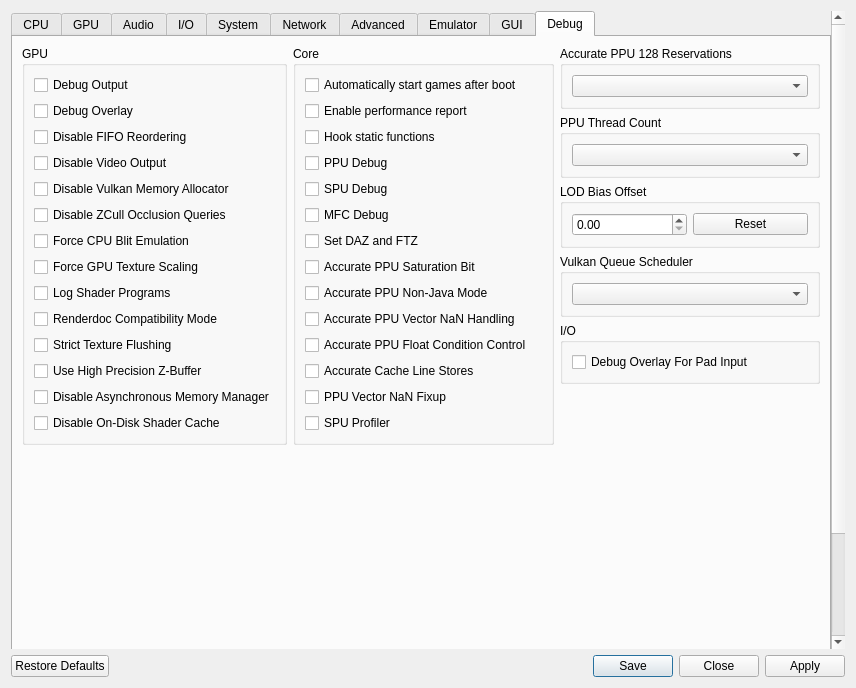
Old version of the form rpcs3/rpcs3qt/settings_dialog.ui in the repository dylan-buck/RPCS3-Mac-Build.
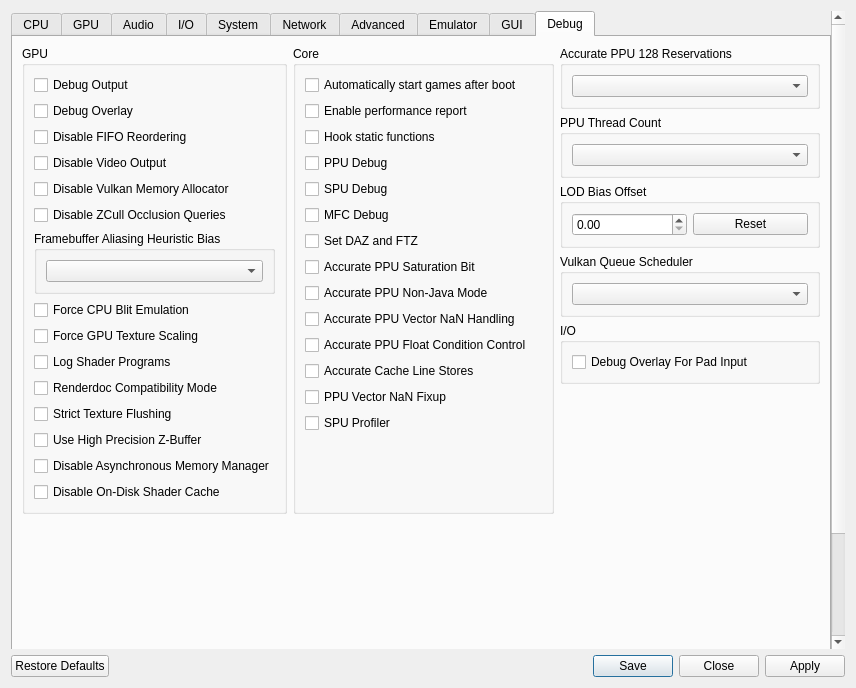
New version of the form. The open tabs and pages were chosen to show the change. Icons and pictures are not drawn.

What changed in the file:
```diff
--- a/rpcs3/rpcs3qt/settings_dialog.ui
+++ b/rpcs3/rpcs3qt/settings_dialog.ui
@@ -4229,6 +4229,18 @@
                </property>
               </widget>
              </item>
+             <item>
+              <widget class="QGroupBox" name="gb_fbAliasingBias">
+               <property name="title">
+                <string>Framebuffer Aliasing Heuristic Bias</string>
+               </property>
+               <layout class="QVBoxLayout" name="gb_fbAliasingBias_layout">
+                <item>
+                 <widget class="QComboBox" name="fbAliasingBias"/>
+                </item>
+               </layout>
+              </widget>
+             </item>
              <item>
               <widget class="QCheckBox" name="forceCpuBlitEmulation">
                <property name="text">
```
